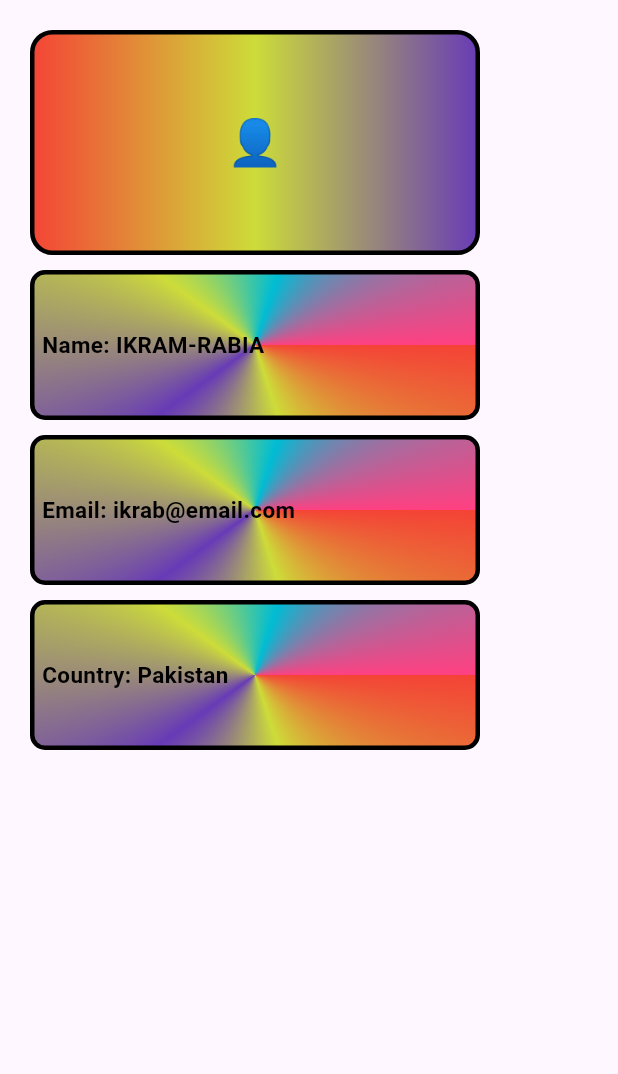
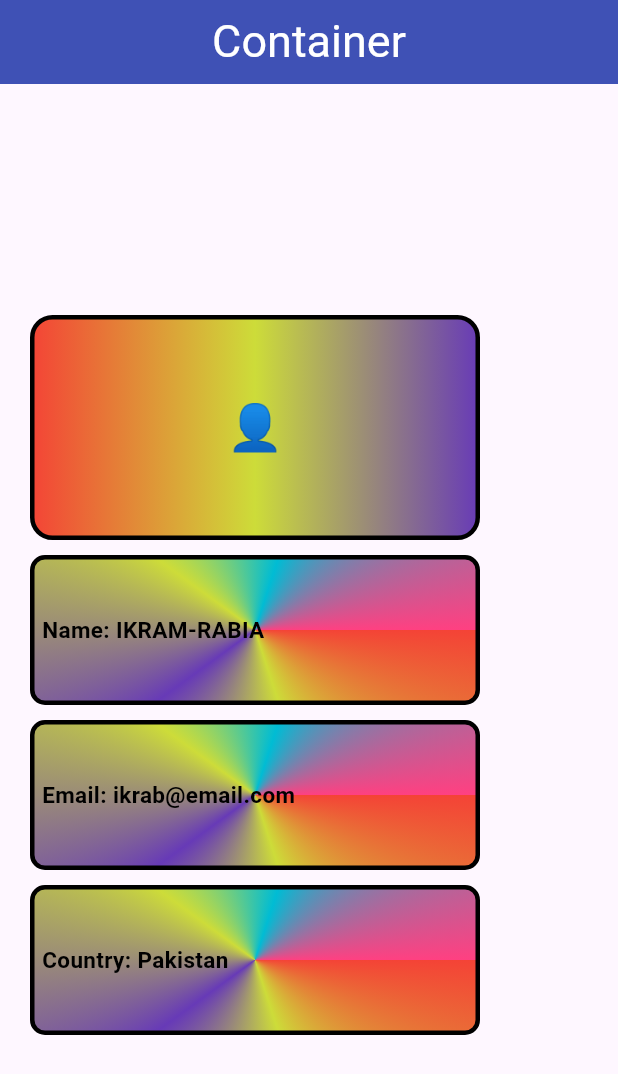
Before and after one commit to IKRAM-UL-HAQ63/Flutter_Widgets, a Flutter app: the Profile_card screen opened directly, on a phone screen of 412 x 824 dp. Shown: the top 1074 px of the screen. Run offline on Flutter 3.47's test engine with Material 3 defaults, Android fonts, the phone set to English and light mode, and no system bars; our stand-ins replace firebase_auth, firebase_core, font_awesome_flutter; accounts and stored records are empty.

Commit message:
change in container dart file

```diff
--- a/lib/main.dart
+++ b/lib/main.dart
@@ -2,7 +2,8 @@ import 'package:flutter/material.dart';
 import 'package:firebase_core/firebase_core.dart';
 import 'package:new_project/firebase_file/auth_email_pass.dart';
 import 'package:new_project/firebase_options.dart';
-
+import 'package:new_project/widgets/textbtn_elevatedbtn.dart';
+import 'package:new_project/widgets/container.dart';
 void main() async {
   WidgetsFlutterBinding.ensureInitialized();
   await Firebase.initializeApp(options: DefaultFirebaseOptions.currentPlatform);
@@ -17,7 +18,7 @@ class MyApp extends StatelessWidget {
     return MaterialApp(
       debugShowCheckedModeBanner: false,
       title: 'Dropdown Example',
-      home: Day24Authentication(),
+      home: Profile_card(),
     );
   }
 }
--- a/lib/widgets/container.dart
+++ b/lib/widgets/container.dart
@@ -1,66 +1,129 @@
 import 'package:flutter/material.dart';
 
-class Profile_card extends StatelessWidget{
+class Profile_card extends StatelessWidget {
   @override
   Widget build(BuildContext context) {
-    return Column(
+    return Scaffold(
+      appBar: AppBar(
+        backgroundColor: Colors.indigo,
+        centerTitle: true,
+        title: Text(
+          "Container",
+          style: TextStyle(color: Colors.white, fontSize: 30),
+        ),
+      ),
+      body: Column(
+        mainAxisAlignment: MainAxisAlignment.center,
         children: [
           Container(
             width: 300,
             height: 150,
             alignment: Alignment.center,
-          margin: EdgeInsets.only(left: 20,top: 20),
+            margin: EdgeInsets.only(left: 20, top: 20),
             decoration: BoxDecoration(
-              gradient: LinearGradient(colors:[Colors.red,Colors.lime,Colors.deepPurple]),
-              border:Border.all(color: Colors.black,width: 3),
-              borderRadius: BorderRadius.circular(15)
+              gradient: LinearGradient(
+                colors: [Colors.red, Colors.lime, Colors.deepPurple],
               ),
-          child: Text("👤",style: TextStyle(fontSize: 30),),
+              border: Border.all(color: Colors.black, width: 3),
+              borderRadius: BorderRadius.circular(15),
+            ),
+            child: Text("👤", style: TextStyle(fontSize: 30)),
           ),
           Container(
             width: 300,
             height: 100,
             alignment: Alignment.centerLeft,
-          margin: EdgeInsets.only(left: 20,top: 10),
+            margin: EdgeInsets.only(left: 20, top: 10),
             decoration: BoxDecoration(
-              gradient: SweepGradient(colors: [Colors.red,Colors.lime,Colors.deepPurple,Colors.lime,Colors.cyan,Colors.pinkAccent]),
+              gradient: SweepGradient(
+                colors: [
+                  Colors.red,
+                  Colors.lime,
+                  Colors.deepPurple,
+                  Colors.lime,
+                  Colors.cyan,
+                  Colors.pinkAccent,
+                ],
+              ),
               borderRadius: BorderRadius.circular(10),
-              border: Border.all(color: Colors.black,width: 3)
+              border: Border.all(color: Colors.black, width: 3),
             ),
             child: Container(
               padding: EdgeInsets.only(left: 5),
-              child: Text("Name: IKRAM-RABIA",style: TextStyle(fontSize: 15,color: Colors.black,fontWeight: FontWeight.bold),)),
+              child: Text(
+                "Name: IKRAM-RABIA",
+                style: TextStyle(
+                  fontSize: 15,
+                  color: Colors.black,
+                  fontWeight: FontWeight.bold,
+                ),
+              ),
+            ),
           ),
           Container(
             width: 300,
             height: 100,
             alignment: Alignment.centerLeft,
-          margin: EdgeInsets.only(left: 20,top: 10),
+            margin: EdgeInsets.only(left: 20, top: 10),
             decoration: BoxDecoration(
-              gradient: SweepGradient(colors: [Colors.red,Colors.lime,Colors.deepPurple,Colors.lime,Colors.cyan,Colors.pinkAccent]),
+              gradient: SweepGradient(
+                colors: [
+                  Colors.red,
+                  Colors.lime,
+                  Colors.deepPurple,
+                  Colors.lime,
+                  Colors.cyan,
+                  Colors.pinkAccent,
+                ],
+              ),
               borderRadius: BorderRadius.circular(10),
-              border: Border.all(color: Colors.black,width: 3)
+              border: Border.all(color: Colors.black, width: 3),
             ),
             child: Container(
               padding: EdgeInsets.only(left: 5),
-              child: Text("Email: ikrab@email.com",style: TextStyle(fontSize: 15,color: Colors.black,fontWeight: FontWeight.bold),)),
+              child: Text(
+                "Email: ikrab@email.com",
+                style: TextStyle(
+                  fontSize: 15,
+                  color: Colors.black,
+                  fontWeight: FontWeight.bold,
+                ),
+              ),
+            ),
           ),
           Container(
             width: 300,
             height: 100,
             alignment: Alignment.centerLeft,
-          margin: EdgeInsets.only(left: 20,top: 10),
+            margin: EdgeInsets.only(left: 20, top: 10),
             decoration: BoxDecoration(
-              gradient: SweepGradient(colors: [Colors.red,Colors.lime,Colors.deepPurple,Colors.lime,Colors.cyan,Colors.pinkAccent]),
+              gradient: SweepGradient(
+                colors: [
+                  Colors.red,
+                  Colors.lime,
+                  Colors.deepPurple,
+                  Colors.lime,
+                  Colors.cyan,
+                  Colors.pinkAccent,
+                ],
+              ),
               borderRadius: BorderRadius.circular(10),
-              border: Border.all(color: Colors.black,width: 3)
+              border: Border.all(color: Colors.black, width: 3),
             ),
             child: Container(
               padding: EdgeInsets.only(left: 5),
-              child: Text("Country: Pakistan",style: TextStyle(fontSize: 15,color: Colors.black,fontWeight: FontWeight.bold),)),
+              child: Text(
+                "Country: Pakistan",
+                style: TextStyle(
+                  fontSize: 15,
+                  color: Colors.black,
+                  fontWeight: FontWeight.bold,
+                ),
+              ),
+            ),
           ),
         ],
+      ),
     );
-
   }
 }
```
Lines whose indentation alone changed are shown as unchanged.
